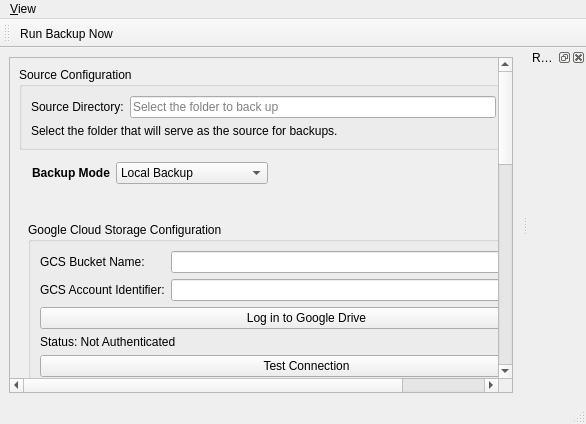
Above: backy_x/src/gui/MainWindow.ui from Mantinum/backyfull before the change. Below: the same form after it.
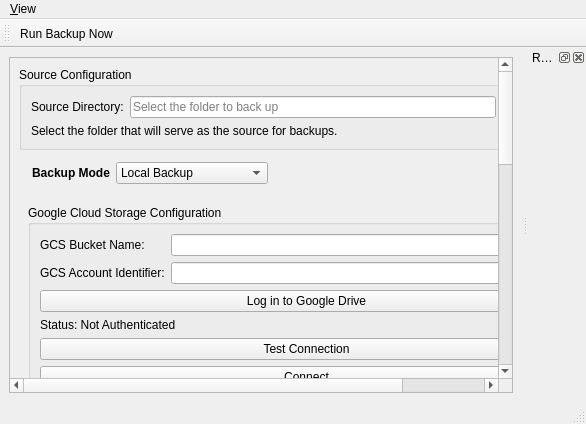
That is the form after the change. The open tabs and pages were chosen to show the change.

Commit message: Restore destination configuration group boxes

```diff
--- a/backy_x/src/gui/MainWindow.ui
+++ b/backy_x/src/gui/MainWindow.ui
@@ -336,7 +336,7 @@
          <item>
           <widget class="QGroupBox" name="gcsSettingsGroupBox">
           <property name="sizePolicy">
-           <sizepolicy hsizetype="Expanding" vsizetype="Fixed">
+           <sizepolicy hsizetype="Expanding" vsizetype="Preferred">
             <horstretch>0</horstretch>
             <verstretch>0</verstretch>
            </sizepolicy>
```
Left out of the diff: 6 changed lines with no effect on the pictures. Lines whose indentation alone changed are shown as unchanged.
